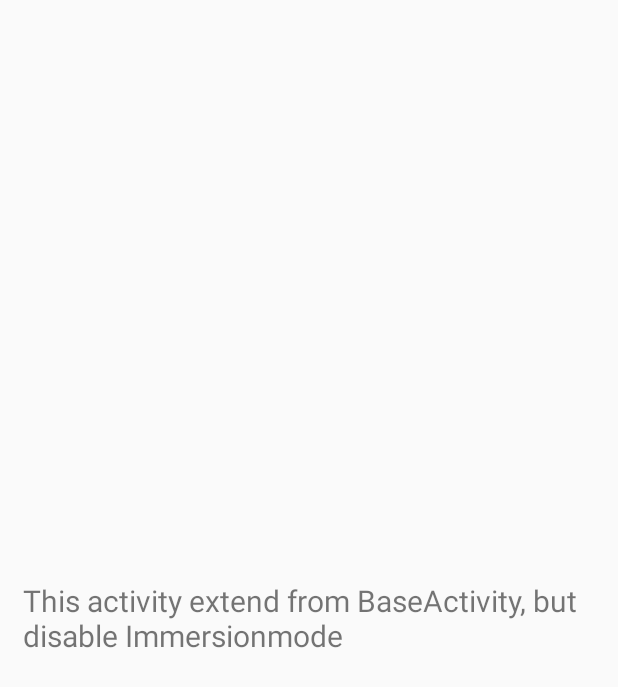
After one commit to liyuhaolol/LightImmersionMode, an Android app: the DisableActivity screen opened directly, with no data from a screen before it, on a phone screen of 412 x 824 dp. The commit adds this screen. Shown: the top 687 px of the screen. Run offline under Robolectric (Android 15) with nearby library versions, the phone set to English and light mode, and no system bars.

Commit message:
将getInstance移动到onCreate中，添加停止mode演示代码

```diff
--- a/lightimmersion-demo/src/main/AndroidManifest.xml
+++ b/lightimmersion-demo/src/main/AndroidManifest.xml
@@ -20,6 +20,7 @@
         <activity android:name=".NormalActivity"/>
         <activity android:name=".ChangeActivity"/>
         <activity android:name=".FragmentActivity"/>
+        <activity android:name=".DisableActivity"/>
     </application>
 
 </manifest>
--- /dev/null
+++ b/lightimmersion-demo/src/main/java/spa/lyh/cn/lightimmersionmode/DisableActivity.java
@@ -0,0 +1,28 @@
+package spa.lyh.cn.lightimmersionmode;
+
+import android.os.Bundle;
+import android.support.annotation.Nullable;
+
+import spa.lyh.cn.lightimmersionmode.base.BaseActivity;
+import spa.lyh.cn.statusbarlightmode.ImmersionConfiguration;
+import spa.lyh.cn.statusbarlightmode.TemporaryConfig;
+
+/**
+ * Created by liyuhao on 2017/5/4.
+ */
+
+public class DisableActivity extends BaseActivity{
+
+    @Override
+    protected void onCreate(@Nullable Bundle savedInstanceState) {
+        super.onCreate(savedInstanceState);
+        setContentView(R.layout.activity_disablemode);
+        /**
+         * config must be set before function:'immersionMode.execImmersionMode(this)',
+         * therefore, config should init in onCreate(), function exec in onResume()
+         */
+        TemporaryConfig config = new TemporaryConfig(this);
+        config.setEnable(ImmersionConfiguration.DISABLE);
+        immersionMode.setTemporaryConfig(config);
+    }
+}
--- a/lightimmersion-demo/src/main/java/spa/lyh/cn/lightimmersionmode/MainActivity.java
+++ b/lightimmersion-demo/src/main/java/spa/lyh/cn/lightimmersionmode/MainActivity.java
@@ -29,6 +29,10 @@ public class MainActivity extends AppCompatActivity {
                 intent = new Intent(MainActivity.this, FragmentActivity.class);
                 startActivity(intent);
                 break;
+            case R.id.disable:
+                intent = new Intent(MainActivity.this, DisableActivity.class);
+                startActivity(intent);
+                break;
             default:
                 break;
         }
--- a/lightimmersion-demo/src/main/java/spa/lyh/cn/lightimmersionmode/base/BaseActivity.java
+++ b/lightimmersion-demo/src/main/java/spa/lyh/cn/lightimmersionmode/base/BaseActivity.java
@@ -1,6 +1,8 @@
 package spa.lyh.cn.lightimmersionmode.base;
 
 import android.os.Build;
+import android.os.Bundle;
+import android.support.annotation.Nullable;
 import android.support.v7.app.AppCompatActivity;
 
 import spa.lyh.cn.statusbarlightmode.ImmersionMode;
@@ -14,9 +16,14 @@ public class BaseActivity extends AppCompatActivity{
     public ImmersionMode immersionMode;
 
     @Override
+    protected void onCreate(@Nullable Bundle savedInstanceState) {
+        super.onCreate(savedInstanceState);
+        immersionMode = ImmersionMode.getInstance();
+    }
+
+    @Override
     protected void onResume() {
         super.onResume();
-        immersionMode = ImmersionMode.getInstance();
         immersionMode.execImmersionMode(this);
     }
 
--- /dev/null
+++ b/lightimmersion-demo/src/main/res/layout/activity_disablemode.xml
@@ -0,0 +1,14 @@
+<?xml version="1.0" encoding="utf-8"?>
+<LinearLayout xmlns:android="http://schemas.android.com/apk/res/android"
+    android:orientation="vertical"
+    android:layout_width="match_parent"
+    android:layout_height="match_parent"
+    android:gravity="center">
+<TextView
+    android:layout_margin="15dp"
+    android:layout_width="wrap_content"
+    android:layout_height="wrap_content"
+    android:textSize="20sp"
+    android:text="@string/disable_note"/>
+
+</LinearLayout>
--- a/lightimmersion-demo/src/main/res/values/strings.xml
+++ b/lightimmersion-demo/src/main/res/values/strings.xml
@@ -9,4 +9,7 @@
     <string name="first_fragment">fragment A\n\nchange color in parent activity</string>
     <string name="second_fragment">fragment B\n\nchange color in parent activity</string>
     <string name="third_fragment">fragment C\n\nchange color in parent activity</string>
+    <string name="disable_mode">Disable ImmersionMode</string>
+    <string name="note">This activity is not extend from BaseActivity, can not change statusBar</string>
+    <string name="disable_note">This activity extend from BaseActivity, but disable Immersionmode</string>
 </resources>
```
Also changed, not shown: lightimmersion-demo/src/main/res/layout/activity_main.xml (+15 -0 lines), 1 other file.
